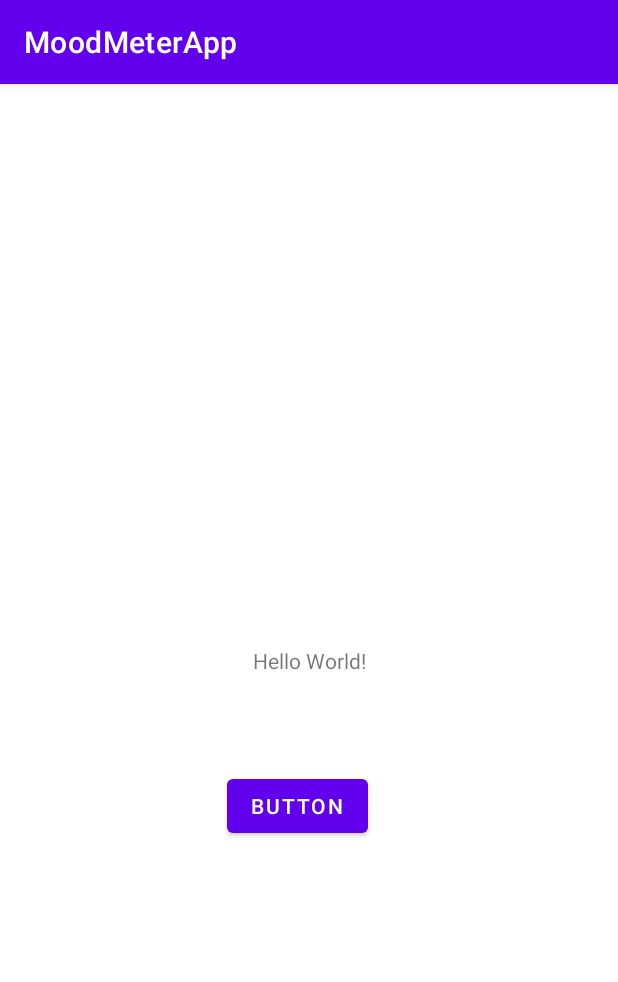
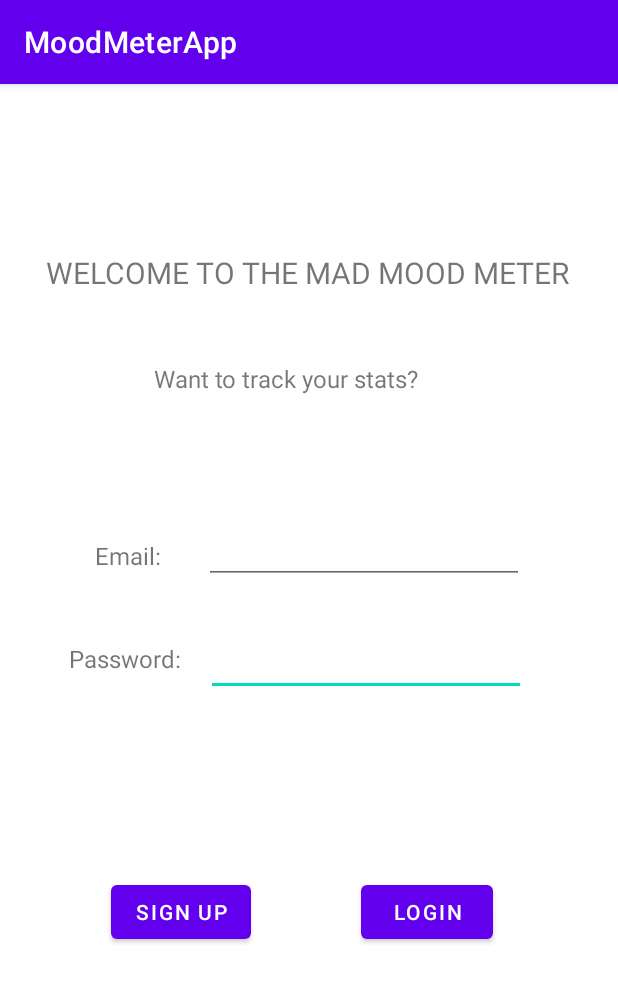
Before and after one commit to Tejureddi/MoodMeterApp, an Android app: the screen it shows after launch (MainActivity), on a phone screen of 412 x 824 dp. Shown: the top 982 px of the screen. Run offline under Robolectric (Android 15) with nearby library versions, the phone set to English and light mode, and no system bars.

Commit message:
login page design

```diff
--- a/app/src/main/res/layout/activity_main.xml
+++ b/app/src/main/res/layout/activity_main.xml
@@ -7,25 +7,107 @@
     tools:context=".MainActivity">
 
     <TextView
-        android:id="@+id/textView"
+        android:id="@+id/textView7"
         android:layout_width="wrap_content"
         android:layout_height="wrap_content"
-        android:text="Hello World!"
+        android:text="Password:"
+        android:textSize="16sp"
         app:layout_constraintBottom_toBottomOf="parent"
-        app:layout_constraintLeft_toLeftOf="parent"
-        app:layout_constraintRight_toRightOf="parent"
-        app:layout_constraintTop_toTopOf="parent" />
+        app:layout_constraintEnd_toEndOf="parent"
+        app:layout_constraintHorizontal_bias="0.136"
+        app:layout_constraintStart_toStartOf="parent"
+        app:layout_constraintTop_toTopOf="parent"
+        app:layout_constraintVertical_bias="0.499" />
+
+    <Button
+        android:id="@+id/button2"
+        android:layout_width="wrap_content"
+        android:layout_height="wrap_content"
+        android:text="Login"
+        app:layout_constraintBottom_toBottomOf="parent"
+        app:layout_constraintEnd_toEndOf="parent"
+        app:layout_constraintHorizontal_bias="0.743"
+        app:layout_constraintStart_toStartOf="parent"
+        app:layout_constraintTop_toTopOf="parent"
+        app:layout_constraintVertical_bias="0.733" />
 
     <Button
         android:id="@+id/button"
         android:layout_width="wrap_content"
         android:layout_height="wrap_content"
-        android:text="Button"
+        android:text="Sign up"
         app:layout_constraintBottom_toBottomOf="parent"
         app:layout_constraintEnd_toEndOf="parent"
-        app:layout_constraintHorizontal_bias="0.476"
+        app:layout_constraintHorizontal_bias="0.233"
         app:layout_constraintStart_toStartOf="parent"
         app:layout_constraintTop_toTopOf="parent"
-        app:layout_constraintVertical_bias="0.635" />
+        app:layout_constraintVertical_bias="0.733" />
+
+    <TextView
+        android:layout_width="wrap_content"
+        android:layout_height="wrap_content"
+        android:text="WELCOME TO THE MAD MOOD METER"
+        android:textSize="20dp"
+        app:layout_constraintBottom_toBottomOf="parent"
+        app:layout_constraintEnd_toEndOf="parent"
+        app:layout_constraintHorizontal_bias="0.491"
+        app:layout_constraintStart_toStartOf="parent"
+        app:layout_constraintTop_toTopOf="parent"
+        app:layout_constraintVertical_bias="0.151" />
+
+    <TextView
+        android:id="@+id/textView5"
+        android:layout_width="wrap_content"
+        android:layout_height="wrap_content"
+        android:text="Want to track your stats?"
+        android:textSize="16sp"
+        app:layout_constraintBottom_toBottomOf="parent"
+        app:layout_constraintEnd_toEndOf="parent"
+        app:layout_constraintHorizontal_bias="0.434"
+        app:layout_constraintStart_toStartOf="parent"
+        app:layout_constraintTop_toTopOf="parent"
+        app:layout_constraintVertical_bias="0.248" />
+
+    <TextView
+        android:id="@+id/textView"
+        android:layout_width="wrap_content"
+        android:layout_height="wrap_content"
+        android:text="Email:"
+        android:textSize="16sp"
+        app:layout_constraintBottom_toBottomOf="parent"
+        app:layout_constraintEnd_toEndOf="parent"
+        app:layout_constraintHorizontal_bias="0.172"
+        app:layout_constraintStart_toStartOf="parent"
+        app:layout_constraintTop_toTopOf="parent"
+        app:layout_constraintVertical_bias="0.407" />
+
+    <EditText
+        android:id="@+id/editTextTextPassword"
+        android:layout_width="wrap_content"
+        android:layout_height="wrap_content"
+        android:ems="10"
+        android:inputType="textPassword"
+        android:minHeight="48dp"
+        app:layout_constraintBottom_toBottomOf="parent"
+        app:layout_constraintEnd_toEndOf="parent"
+        app:layout_constraintHorizontal_bias="0.691"
+        app:layout_constraintStart_toStartOf="parent"
+        app:layout_constraintTop_toTopOf="parent"
+        tools:ignore="SpeakableTextPresentCheck" />
+
+    <EditText
+        android:id="@+id/editTextTextEmailAddress"
+        android:layout_width="wrap_content"
+        android:layout_height="wrap_content"
+        android:ems="10"
+        android:inputType="textEmailAddress"
+        android:minHeight="48dp"
+        app:layout_constraintBottom_toBottomOf="parent"
+        app:layout_constraintEnd_toEndOf="parent"
+        app:layout_constraintHorizontal_bias="0.686"
+        app:layout_constraintStart_toStartOf="parent"
+        app:layout_constraintTop_toTopOf="parent"
+        app:layout_constraintVertical_bias="0.396"
+        tools:ignore="SpeakableTextPresentCheck" />
 
 </androidx.constraintlayout.widget.ConstraintLayout>
```
